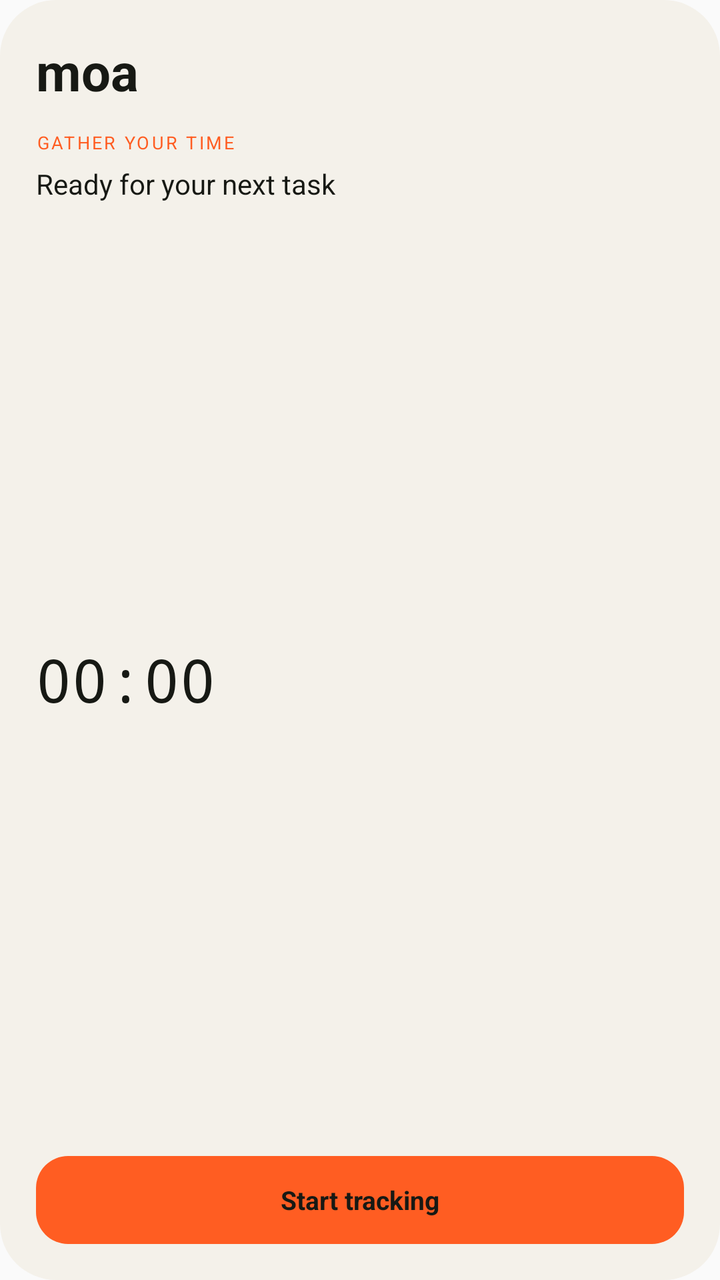
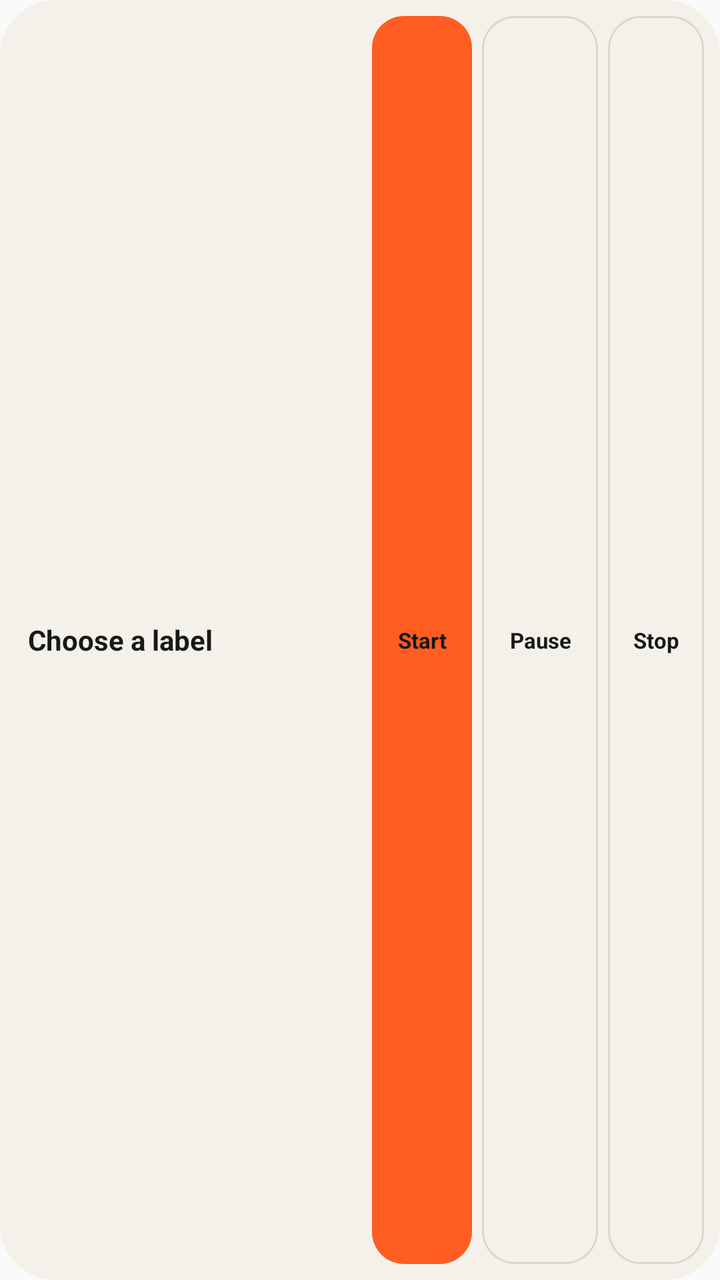

The first picture is an Android layout as it rendered before a commit; the second is the same layout after the commit. The layout source and the unified diff follow.
<!-- AndroidManifest.xml: application theme AppTheme -->
<!-- res/layout/tracker_widget.xml -->
<?xml version="1.0" encoding="utf-8"?>
<LinearLayout xmlns:android="http://schemas.android.com/apk/res/android" android:id="@+id/widget_root" android:layout_width="match_parent" android:layout_height="match_parent" android:orientation="vertical" android:padding="18dp" android:background="@drawable/widget_background">
    <LinearLayout android:layout_width="match_parent" android:layout_height="wrap_content" android:gravity="center_vertical">
        <TextView android:layout_width="0dp" android:layout_weight="1" android:layout_height="wrap_content" android:text="moa" android:textStyle="bold" android:textSize="26sp" android:textColor="@color/widget_text" />
        <TextView android:id="@+id/widget_date" android:layout_width="wrap_content" android:layout_height="wrap_content" android:textSize="10sp" android:textColor="@color/widget_muted" />
    </LinearLayout>
    <TextView android:id="@+id/widget_status" android:layout_width="match_parent" android:layout_height="wrap_content" android:layout_marginTop="12dp" android:text="GATHER YOUR TIME" android:textColor="#FF5D22" android:textSize="9sp" android:letterSpacing="0.12" />
    <TextView android:id="@+id/widget_title" android:layout_width="match_parent" android:layout_height="wrap_content" android:layout_marginTop="5dp" android:text="Ready for your next task" android:textColor="@color/widget_text" android:textSize="14sp" android:maxLines="1" android:ellipsize="end" />
    <Chronometer android:id="@+id/widget_timer" android:layout_width="match_parent" android:layout_height="0dp" android:layout_weight="1" android:minHeight="40dp" android:gravity="center_vertical" android:textColor="@color/widget_text" android:textSize="30sp" android:fontFamily="monospace" />
    <TextView android:id="@+id/widget_static_timer" android:layout_width="match_parent" android:layout_height="0dp" android:layout_weight="1" android:minHeight="40dp" android:gravity="center_vertical" android:text="00:00:00" android:textColor="@color/widget_text" android:textSize="30sp" android:fontFamily="monospace" android:visibility="gone" />
    <LinearLayout android:layout_width="match_parent" android:layout_height="44dp">
        <TextView android:id="@+id/widget_toggle" android:layout_width="0dp" android:layout_weight="1" android:layout_height="match_parent" android:gravity="center" android:text="Start tracking" android:textColor="#171914" android:textSize="13sp" android:textStyle="bold" android:background="@drawable/widget_button" />
        <TextView android:id="@+id/widget_stop" android:layout_width="68dp" android:layout_height="match_parent" android:layout_marginStart="8dp" android:gravity="center" android:text="Stop" android:textColor="@color/widget_text" android:textSize="13sp" android:visibility="gone" />
    </LinearLayout>
</LinearLayout>
<!-- resources referenced by this layout -->
<resources>
  <color name="widget_muted">#6B6E63</color>
  <color name="widget_text">#171914</color>
  <!-- drawable widget_background (drawable) -->
  <shape xmlns:android="http://schemas.android.com/apk/res/android"><solid android:color="@color/widget_paper"/><corners android:radius="28dp"/></shape>
  <!-- drawable widget_button (drawable) -->
  <shape xmlns:android="http://schemas.android.com/apk/res/android"><solid android:color="#FF5D22"/><corners android:radius="16dp"/></shape>
  <style name="AppTheme" parent="Theme.AppCompat.Light.DarkActionBar">
          
          <item name="colorPrimary">@color/colorPrimary</item>
          <item name="colorPrimaryDark">@color/colorPrimaryDark</item>
          <item name="colorAccent">@color/colorAccent</item>
      </style>
  <color name="widget_paper">#F4F1EA</color>
</resources>

<!-- the commit's change to res/layout/tracker_widget.xml (unified diff, before → after) -->
@@ -1,15 +1,7 @@
 <?xml version="1.0" encoding="utf-8"?>
-<LinearLayout xmlns:android="http://schemas.android.com/apk/res/android" android:id="@+id/widget_root" android:layout_width="match_parent" android:layout_height="match_parent" android:orientation="vertical" android:padding="18dp" android:background="@drawable/widget_background">
-    <LinearLayout android:layout_width="match_parent" android:layout_height="wrap_content" android:gravity="center_vertical">
-        <TextView android:layout_width="0dp" android:layout_weight="1" android:layout_height="wrap_content" android:text="moa" android:textStyle="bold" android:textSize="26sp" android:textColor="@color/widget_text" />
-        <TextView android:id="@+id/widget_date" android:layout_width="wrap_content" android:layout_height="wrap_content" android:textSize="10sp" android:textColor="@color/widget_muted" />
-    </LinearLayout>
-    <TextView android:id="@+id/widget_status" android:layout_width="match_parent" android:layout_height="wrap_content" android:layout_marginTop="12dp" android:text="GATHER YOUR TIME" android:textColor="#FF5D22" android:textSize="9sp" android:letterSpacing="0.12" />
-    <TextView android:id="@+id/widget_title" android:layout_width="match_parent" android:layout_height="wrap_content" android:layout_marginTop="5dp" android:text="Ready for your next task" android:textColor="@color/widget_text" android:textSize="14sp" android:maxLines="1" android:ellipsize="end" />
-    <Chronometer android:id="@+id/widget_timer" android:layout_width="match_parent" android:layout_height="0dp" android:layout_weight="1" android:minHeight="40dp" android:gravity="center_vertical" android:textColor="@color/widget_text" android:textSize="30sp" android:fontFamily="monospace" />
-    <TextView android:id="@+id/widget_static_timer" android:layout_width="match_parent" android:layout_height="0dp" android:layout_weight="1" android:minHeight="40dp" android:gravity="center_vertical" android:text="00:00:00" android:textColor="@color/widget_text" android:textSize="30sp" android:fontFamily="monospace" android:visibility="gone" />
-    <LinearLayout android:layout_width="match_parent" android:layout_height="44dp">
-        <TextView android:id="@+id/widget_toggle" android:layout_width="0dp" android:layout_weight="1" android:layout_height="match_parent" android:gravity="center" android:text="Start tracking" android:textColor="#171914" android:textSize="13sp" android:textStyle="bold" android:background="@drawable/widget_button" />
-        <TextView android:id="@+id/widget_stop" android:layout_width="68dp" android:layout_height="match_parent" android:layout_marginStart="8dp" android:gravity="center" android:text="Stop" android:textColor="@color/widget_text" android:textSize="13sp" android:visibility="gone" />
-    </LinearLayout>
+<LinearLayout xmlns:android="http://schemas.android.com/apk/res/android" android:id="@+id/widget_root" android:layout_width="match_parent" android:layout_height="match_parent" android:orientation="horizontal" android:gravity="center_vertical" android:padding="8dp" android:background="@drawable/widget_background">
+    <TextView android:id="@+id/widget_title" android:layout_width="0dp" android:layout_weight="1" android:layout_height="match_parent" android:layout_marginStart="6dp" android:layout_marginEnd="8dp" android:gravity="center_vertical" android:text="Choose a label" android:textColor="@color/widget_text" android:textSize="14sp" android:textStyle="bold" android:maxLines="2" android:ellipsize="end" />
+    <TextView android:id="@+id/widget_start" android:layout_width="50dp" android:layout_height="match_parent" android:gravity="center" android:text="Start" android:textColor="#171914" android:textSize="11sp" android:textStyle="bold" android:background="@drawable/widget_button" />
+    <TextView android:id="@+id/widget_pause" android:layout_width="58dp" android:layout_height="match_parent" android:layout_marginStart="5dp" android:gravity="center" android:text="Pause" android:textColor="@color/widget_text" android:textSize="11sp" android:textStyle="bold" android:background="@drawable/widget_secondary_button" />
+    <TextView android:id="@+id/widget_stop" android:layout_width="48dp" android:layout_height="match_parent" android:layout_marginStart="5dp" android:gravity="center" android:text="Stop" android:textColor="@color/widget_text" android:textSize="11sp" android:textStyle="bold" android:background="@drawable/widget_secondary_button" />
 </LinearLayout>
<!-- resource entries referenced after the edit -->
@@ -1,11 +1,12 @@
 <!-- resources referenced by this layout -->
 <resources>
-  <color name="widget_muted">#6B6E63</color>
   <color name="widget_text">#171914</color>
   <!-- drawable widget_background (drawable) -->
   <shape xmlns:android="http://schemas.android.com/apk/res/android"><solid android:color="@color/widget_paper"/><corners android:radius="28dp"/></shape>
   <!-- drawable widget_button (drawable) -->
   <shape xmlns:android="http://schemas.android.com/apk/res/android"><solid android:color="#FF5D22"/><corners android:radius="16dp"/></shape>
+  <!-- drawable widget_secondary_button (drawable) -->
+  <shape xmlns:android="http://schemas.android.com/apk/res/android"><solid android:color="@color/widget_paper"/><stroke android:width="1dp" android:color="@color/widget_line"/><corners android:radius="16dp"/></shape>
   <style name="AppTheme" parent="Theme.AppCompat.Light.DarkActionBar">
           
           <item name="colorPrimary">@color/colorPrimary</item>
@@ -13,5 +14,6 @@
           <item name="colorAccent">@color/colorAccent</item>
       </style>
   <color name="widget_paper">#F4F1EA</color>
+  <color name="widget_line">#DAD6CC</color>
 </resources>
 
